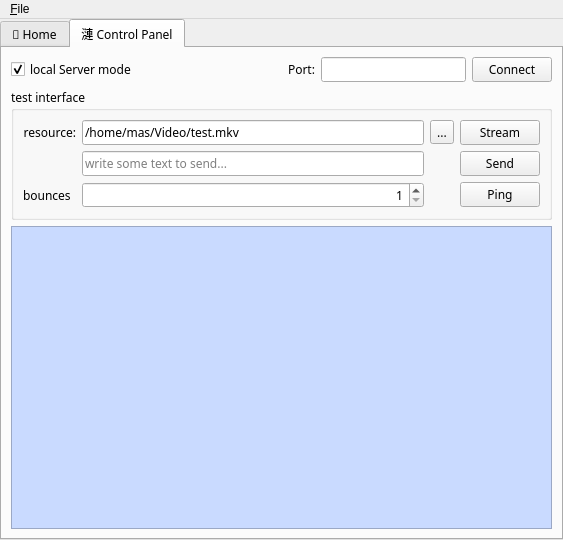
Qt form frontend/source/cpp/MainWindow.ui (720k/bPlayer) before a commit.
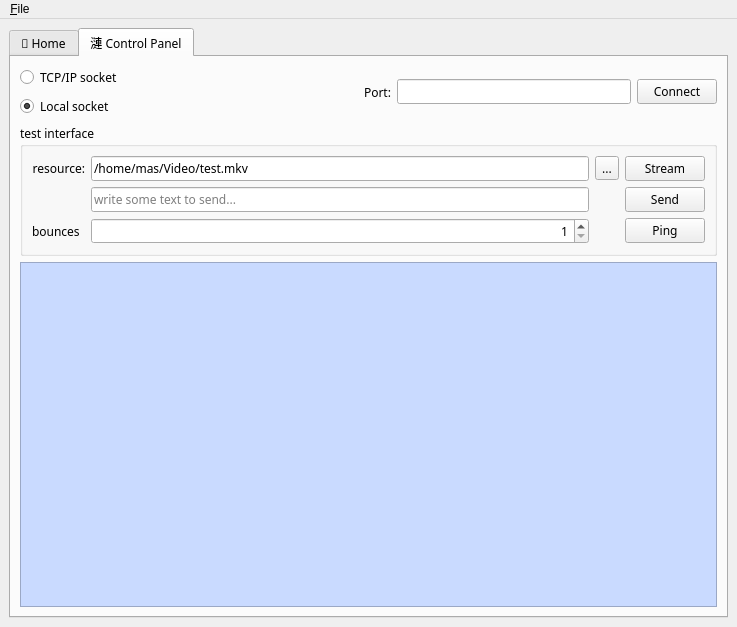
The same form after that commit. The open tabs and pages were chosen to show the change. Icons and pictures are not drawn. Custom widgets are drawn as their Qt base class.

Commit message: removed server part

```diff
--- a/frontend/source/cpp/MainWindow.ui
+++ b/frontend/source/cpp/MainWindow.ui
@@ -6,8 +6,8 @@
    <rect>
     <x>0</x>
     <y>0</y>
-    <width>563</width>
-    <height>540</height>
+    <width>737</width>
+    <height>627</height>
    </rect>
   </property>
   <property name="windowTitle">
@@ -18,21 +18,6 @@
   </property>
   <widget class="QWidget" name="centralwidget">
    <layout class="QVBoxLayout" name="verticalLayout_2">
-    <property name="spacing">
-     <number>0</number>
-    </property>
-    <property name="leftMargin">
-     <number>0</number>
-    </property>
-    <property name="topMargin">
-     <number>0</number>
-    </property>
-    <property name="rightMargin">
-     <number>0</number>
-    </property>
-    <property name="bottomMargin">
-     <number>0</number>
-    </property>
     <item>
      <widget class="QTabWidget" name="tabsWidget">
       <property name="font">
@@ -259,19 +244,30 @@
        <attribute name="title">
         <string>漣 Control Panel</string>
        </attribute>
-       <layout class="QVBoxLayout" name="verticalLayout">
+       <layout class="QVBoxLayout" name="verticalLayout_6">
         <item>
          <layout class="QHBoxLayout" name="horizontalLayout">
           <item>
-           <widget class="QCheckBox" name="localServerCheckBox">
+           <layout class="QVBoxLayout" name="verticalLayout">
+            <item>
+             <widget class="QRadioButton" name="tcpipSocketRadioButton">
             <property name="text">
-             <string>local Server mode</string>
+               <string>TCP/IP socket</string>
+              </property>
+             </widget>
+            </item>
+            <item>
+             <widget class="QRadioButton" name="localSocketRadioButton">
+              <property name="text">
+               <string>Local socket</string>
             </property>
             <property name="checked">
              <bool>true</bool>
             </property>
            </widget>
           </item>
+           </layout>
+          </item>
           <item>
            <spacer name="horizontalSpacer">
             <property name="orientation">
@@ -409,7 +405,7 @@
     <rect>
      <x>0</x>
      <y>0</y>
-     <width>563</width>
+     <width>737</width>
      <height>23</height>
     </rect>
    </property>
```
Left out of the diff: 2 changed lines with no effect on the pictures. Lines whose indentation alone changed are shown as unchanged. The commit also changes 4 other files.
